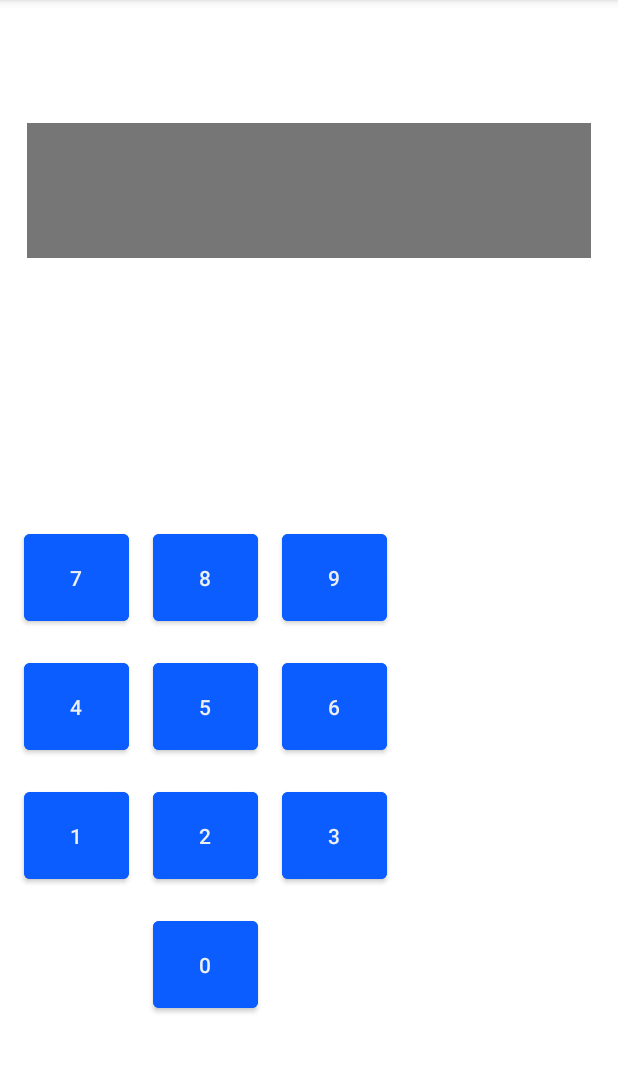
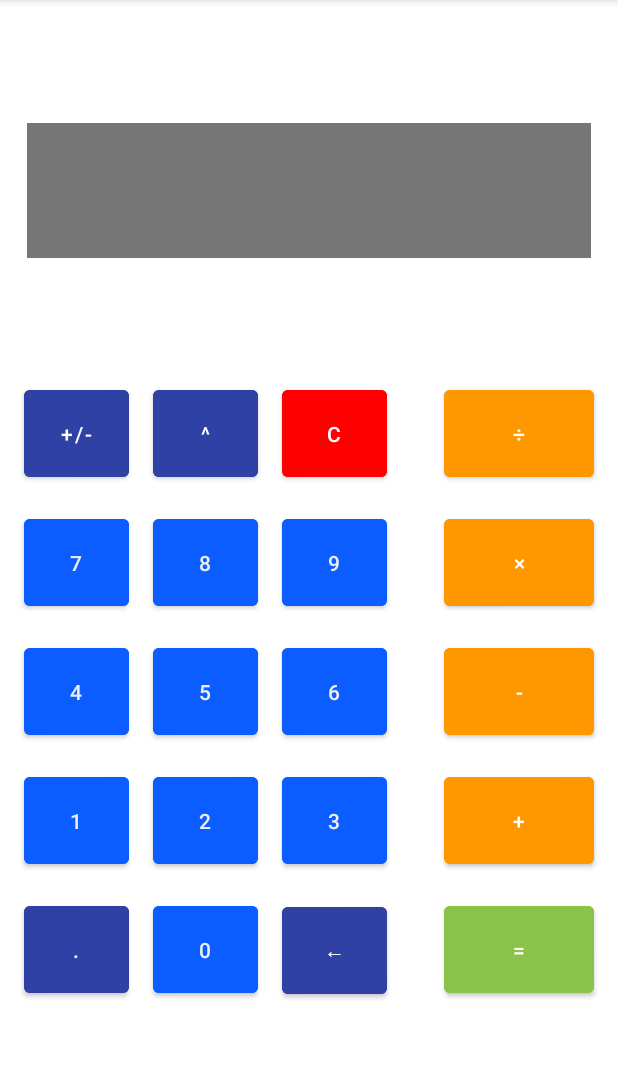
Before and after one commit to JCAvila2/Actividad-5, an Android app: the screen it shows after launch (MainActivity), on a phone screen of 412 x 824 dp, the part 84-1157 px from its top. Run offline under Robolectric (Android 15) with nearby library versions, the phone set to English and light mode, and no system bars.

Commit message:
Agregados los demas botones

```diff
--- a/app/src/main/res/layout/activity_main.xml
+++ b/app/src/main/res/layout/activity_main.xml
@@ -147,6 +147,109 @@
             app:layout_column="1"
             app:layout_row="4" />
 
+        <Button
+            android:id="@+id/button_punto"
+            android:layout_width="70dp"
+            android:layout_height="70dp"
+            android:layout_margin="@dimen/default_gap"
+            android:backgroundTint="@color/colorOperadores2"
+            android:text="."
+            android:textColor="#ECEFF1"
+            app:layout_column="0"
+            app:layout_row="4" />
+
+        <Button
+            android:id="@+id/buttonCambiarSigno"
+            android:layout_width="70dp"
+            android:layout_height="70dp"
+            android:layout_margin="@dimen/default_gap"
+            android:backgroundTint="@color/colorOperadores2"
+            android:text="+/-"
+            app:layout_column="0"
+            app:layout_row="0"
+            tools:ignore="HardcodedText" />
+
+        <Button
+            android:id="@+id/buttonElevar"
+            android:layout_width="70dp"
+            android:layout_height="70dp"
+            android:layout_margin="@dimen/default_gap"
+            android:backgroundTint="@color/colorOperadores2"
+            android:text="^"
+            app:layout_column="1"
+            app:layout_row="0" />
+
+        <Button
+            android:id="@+id/buttonC"
+            android:layout_width="70dp"
+            android:layout_height="70dp"
+            android:layout_margin="@dimen/default_gap"
+            android:backgroundTint="@color/clearColor"
+            android:text="C"
+            app:layout_column="2"
+            app:layout_row="0" />
+
+        <Button
+            android:id="@+id/buttonDiv"
+            android:layout_width="100dp"
+            android:layout_height="70dp"
+            android:layout_margin="@dimen/default_gap"
+            android:backgroundTint="@color/colorOperadores1"
+            android:text="÷"
+            app:layout_column="4"
+            app:layout_row="0" />
+
+        <Button
+            android:id="@+id/buttonMult"
+            android:layout_width="100dp"
+            android:layout_height="70dp"
+            android:layout_margin="@dimen/default_gap"
+            android:backgroundTint="@color/colorOperadores1"
+            android:text="×"
+            app:layout_column="4"
+            app:layout_row="1" />
+
+        <Button
+            android:id="@+id/buttonRest"
+            android:layout_width="100dp"
+            android:layout_height="70dp"
+            android:layout_margin="@dimen/default_gap"
+            android:backgroundTint="@color/colorOperadores1"
+            android:text="-"
+            app:layout_column="4"
+            app:layout_row="2" />
+
+        <Button
+            android:id="@+id/buttonSum"
+            android:layout_width="100dp"
+            android:layout_height="70dp"
+            android:layout_margin="@dimen/default_gap"
+            android:backgroundTint="@color/colorOperadores1"
+            android:text="+"
+            app:layout_column="4"
+            app:layout_row="3" />
+
+        <Button
+            android:id="@+id/buttonResultado"
+            android:layout_width="100dp"
+            android:layout_height="70dp"
+            android:layout_margin="@dimen/default_gap"
+            android:backgroundTint="@color/botonigual"
+            android:text="="
+            app:layout_column="4"
+            app:layout_row="4" />
+
+
+        <Button
+            android:id="@+id/buttonBorrar"
+            android:layout_width="70dp"
+            android:layout_height="70dp"
+            android:layout_margin="@dimen/default_gap"
+            android:text="←"
+            android:backgroundTint="@color/colorOperadores2"
+            app:layout_column="2"
+            app:layout_row="4" />
+
 
     </androidx.gridlayout.widget.GridLayout>
 
--- a/app/src/main/res/values/colors.xml
+++ b/app/src/main/res/values/colors.xml
@@ -10,4 +10,8 @@
 
     <color name="pantalla">#767676</color>
     <color name="numerosColor">#0C5DFF</color>
+    <color name="colorOperadores1">#FF9800</color>
+    <color name="colorOperadores2">#3041A5</color>
+    <color name = "clearColor">#FF0000</color>
+    <color name = "botonigual">#8BC34A</color>
 </resources>
```
